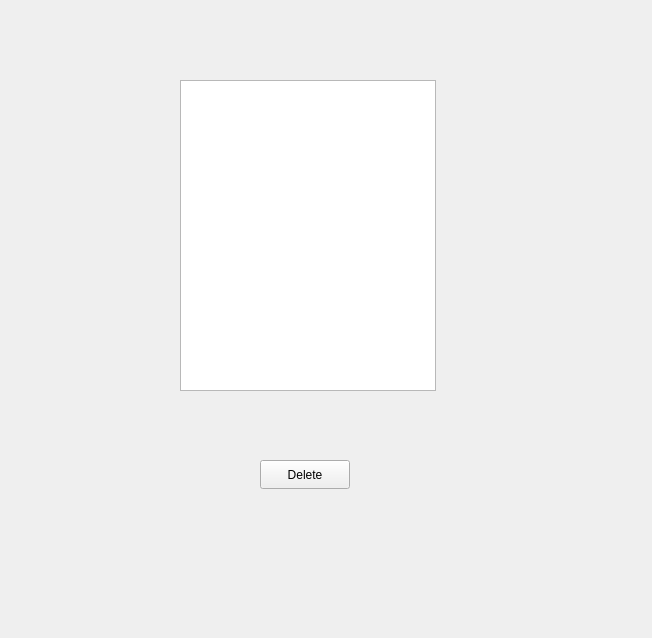
Above: selectalbum2window.ui from Fatemehasadi86/spotify1 before the change. Below: the same form after it.
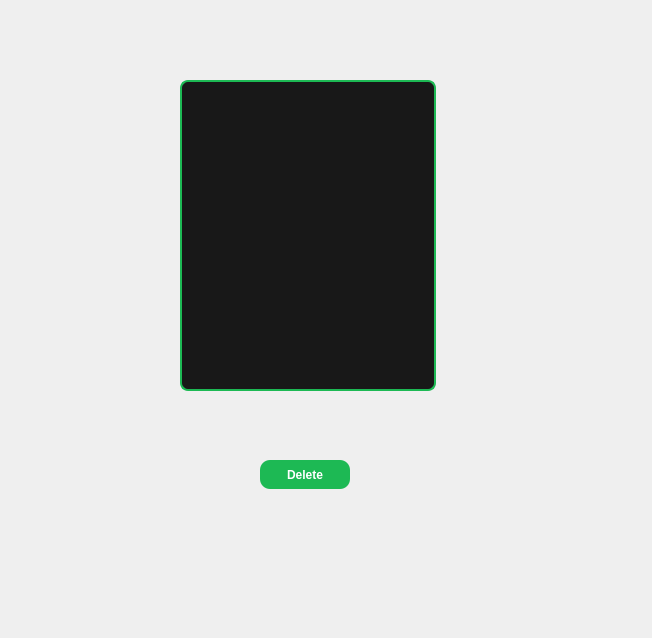
That is the form after the change.

What changed in the file:
```diff
--- a/selectalbum2window.ui
+++ b/selectalbum2window.ui
@@ -13,6 +13,53 @@
   <property name="windowTitle">
    <string>Form</string>
   </property>
+  <property name="styleSheet">
+   <string notr="true">QLineEdit{
+    background:#282828;
+    border:2px solid #1DB954;
+    border-radius:8px;
+    color:white;
+    padding:6px;
+} QLabel{
+    color:white;
+    font-weight:bold;
+}  QPushButton{
+    background-color:#1DB954;
+    color:white;
+    border:none;
+    border-radius:10px;
+    padding:8px;
+    font-weight:bold;
+}
+
+QPushButton:hover{
+    background:#1ED760;
+}
+
+QPushButton:pressed{
+    background:#169C46;
+}
+QComboBox{
+    background:#282828;
+    color:white;
+    border:2px solid #1DB954;
+    border-radius:8px;
+    padding:6px;
+} QListWidget{
+    background:#181818;
+    border:2px solid #1DB954;
+    border-radius:8px;
+    color:white;
+}
+
+QListWidget::item{
+    padding:8px;
+}
+
+QListWidget::item:selected{
+    background:#1DB954;
+}</string>
+  </property>
   <widget class="QListWidget" name="listWidget">
    <property name="geometry">
     <rect>
```
